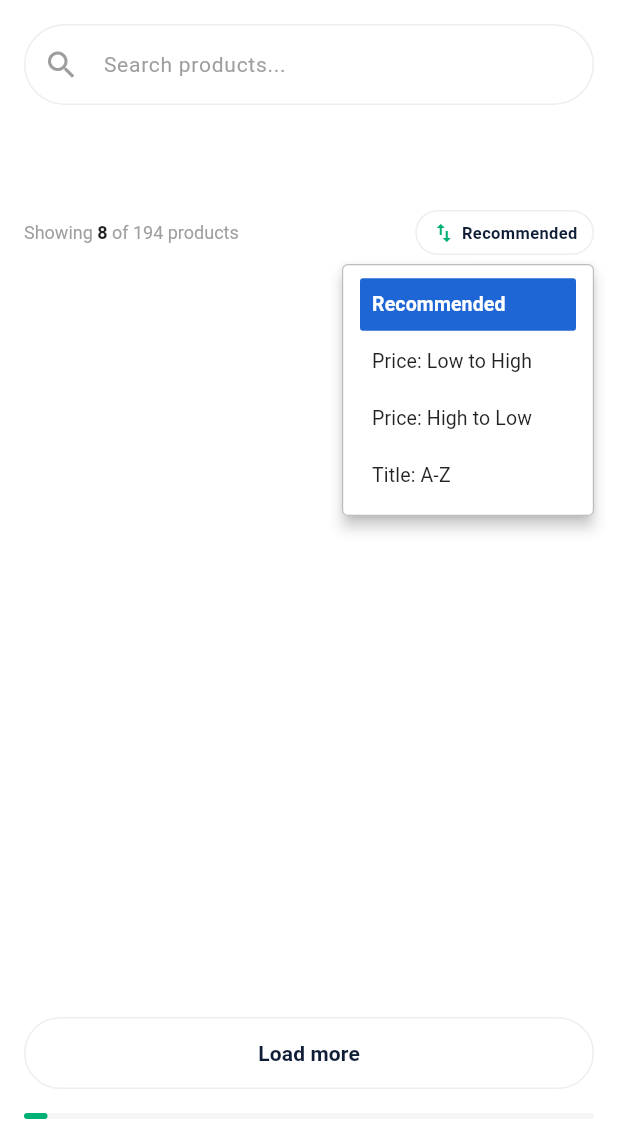
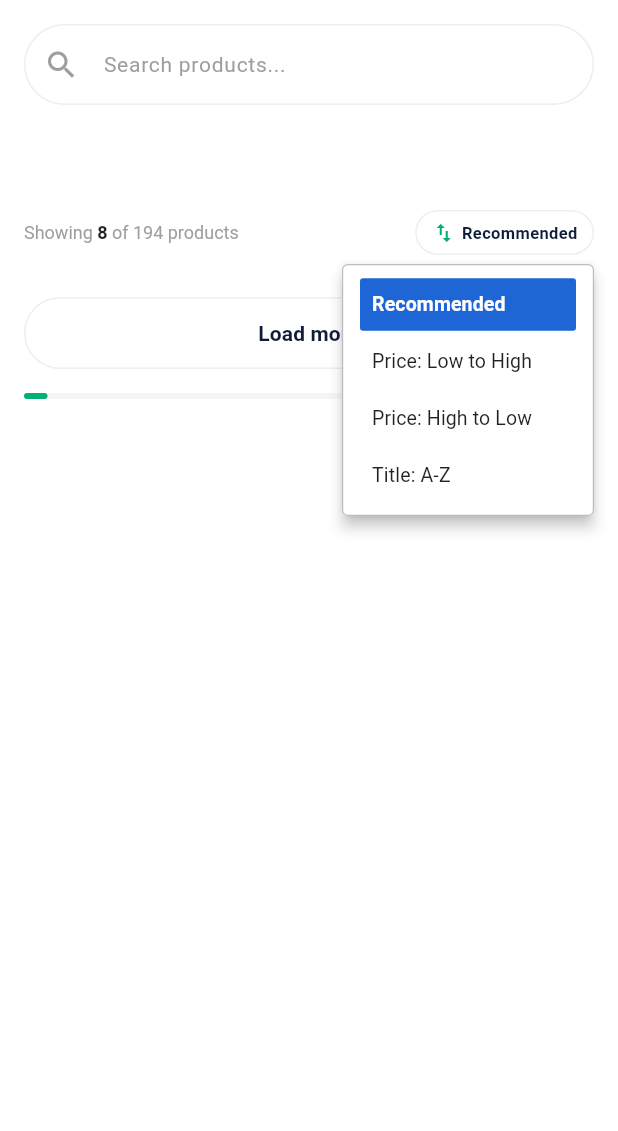
Before and after one commit to zeyadsamy-flutter/shoply_app, a Flutter app: the screen it shows after launch, after a tap on "Recommended", on a phone screen of 412 x 824 dp, the part 105-1236 px from its top. Run offline on Flutter 3.47's test engine with Material 3 defaults, Android fonts, the phone set to English and light mode, and no system bars; our stand-ins replace dio; network calls fail.

Commit message:
refactor: integrate bottom section inside custom scroll view using slivers

```diff
--- a/lib/views/home_view.dart
+++ b/lib/views/home_view.dart
@@ -82,10 +82,16 @@ class _HomeViewState extends State<HomeView> {
                 const SizedBox(height: 12),
                 Expanded(
                   child: ProductsGrid(
+                    productsTotal: productsCount,
                     search: search,
                     selectedOption: selectedOption,
                     selectedCategory: selectedCategory,
                     viewedCount: viewedCount,
+                    onLoadMore: () {
+                      setState(() {
+                        viewedCount += 8;
+                      });
+                    },
                     productsCount: (value) {
                       setState(() {
                         productsCount = value;
@@ -93,16 +99,16 @@ class _HomeViewState extends State<HomeView> {
                     },
                   ),
                 ),
-                const SizedBox(height: 12),
-                BottomSection(
-                  viewedCount: viewedCount,
-                  totalCount: productsCount,
-                  onLoadMore: () {
-                    setState(() {
-                      viewedCount += 8;
-                    });
-                  },
-                ),
+                // const SizedBox(height: 12),
+                // BottomSection(
+                //   viewedCount: viewedCount,
+                //   totalCount: productsCount,
+                //   onLoadMore: () {
+                //     setState(() {
+                //       viewedCount += 8;
+                //     });
+                //   },
+                // ),
               ],
             ),
           ),
--- a/lib/widgets/products_grid.dart
+++ b/lib/widgets/products_grid.dart
@@ -1,13 +1,16 @@
 import 'package:dio/dio.dart';
 import 'package:flutter/material.dart';
+import 'package:shoply/widgets/bottom_section.dart';
 
 import 'product_card.dart';
 
 class ProductsGrid extends StatefulWidget {
   final String selectedCategory;
   final Function(int) productsCount;
+  final int productsTotal;
   final int viewedCount;
   final String selectedOption;
+  final VoidCallback onLoadMore;
   final String search;
   const ProductsGrid({
     super.key,
@@ -16,6 +19,8 @@ class ProductsGrid extends StatefulWidget {
     required this.viewedCount,
     required this.selectedOption,
     required this.search,
+    required this.productsTotal,
+    required this.onLoadMore,
   });
   @override
   State<ProductsGrid> createState() => _ProductsGridState();
@@ -86,24 +91,39 @@ class _ProductsGridState extends State<ProductsGrid> {
 
   @override
   Widget build(BuildContext context) {
-    return GridView.builder(
+    final currentCount = products.length < widget.viewedCount
+        ? products.length
+        : widget.viewedCount;
+
+    return CustomScrollView(
+      slivers: [
+        SliverGrid(
           gridDelegate: const SliverGridDelegateWithFixedCrossAxisCount(
             crossAxisCount: 2,
             childAspectRatio: 0.68,
             crossAxisSpacing: 12,
             mainAxisSpacing: 12,
           ),
-      itemCount: products.length < widget.viewedCount
-          ? products.length
-          : widget.viewedCount,
-      itemBuilder: (context, index) {
+          delegate: SliverChildBuilderDelegate((context, index) {
             return ProductCard(
               title: products[index]['title'],
               price: '\$${products[index]['price']}',
               rating: products[index]['rating'].toString(),
               imageUrl: (products[index]['thumbnail']),
             );
-      },
+          }, childCount: currentCount),
+        ),
+        SliverToBoxAdapter(
+          child: Padding(
+            padding: const EdgeInsets.symmetric(vertical: 16.0),
+            child: BottomSection(
+              viewedCount: widget.viewedCount,
+              totalCount: widget.productsTotal,
+              onLoadMore: widget.onLoadMore,
+            ),
+          ),
+        ),
+      ],
     );
   }
 }
```
Lines whose indentation alone changed are shown as unchanged.
